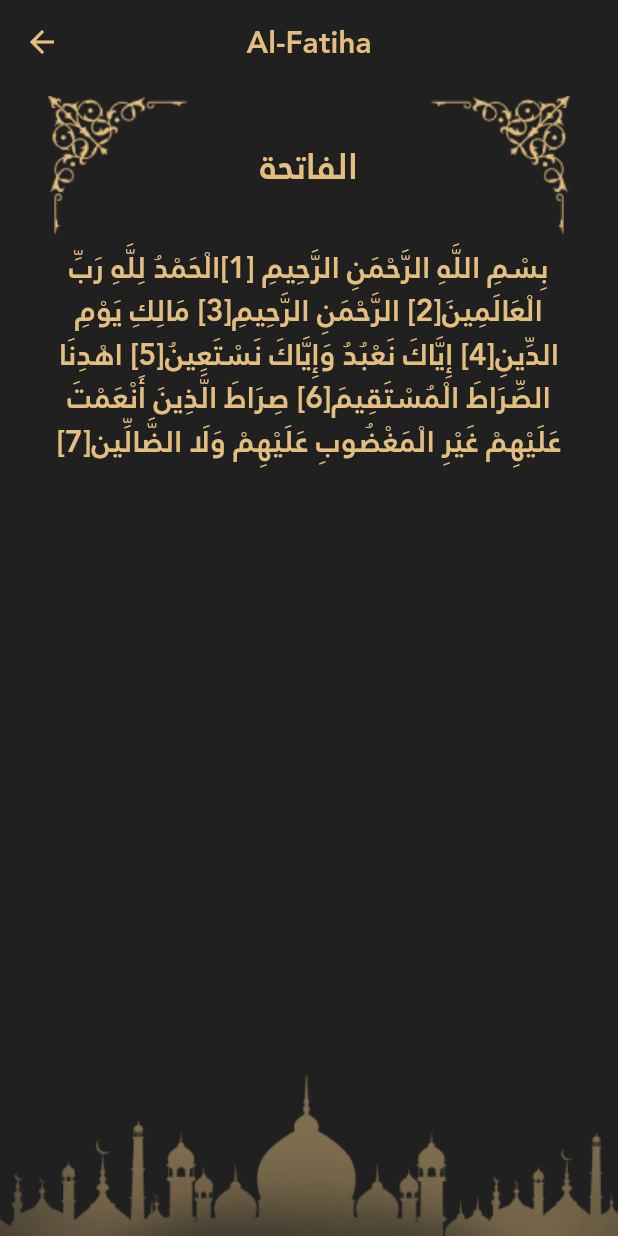
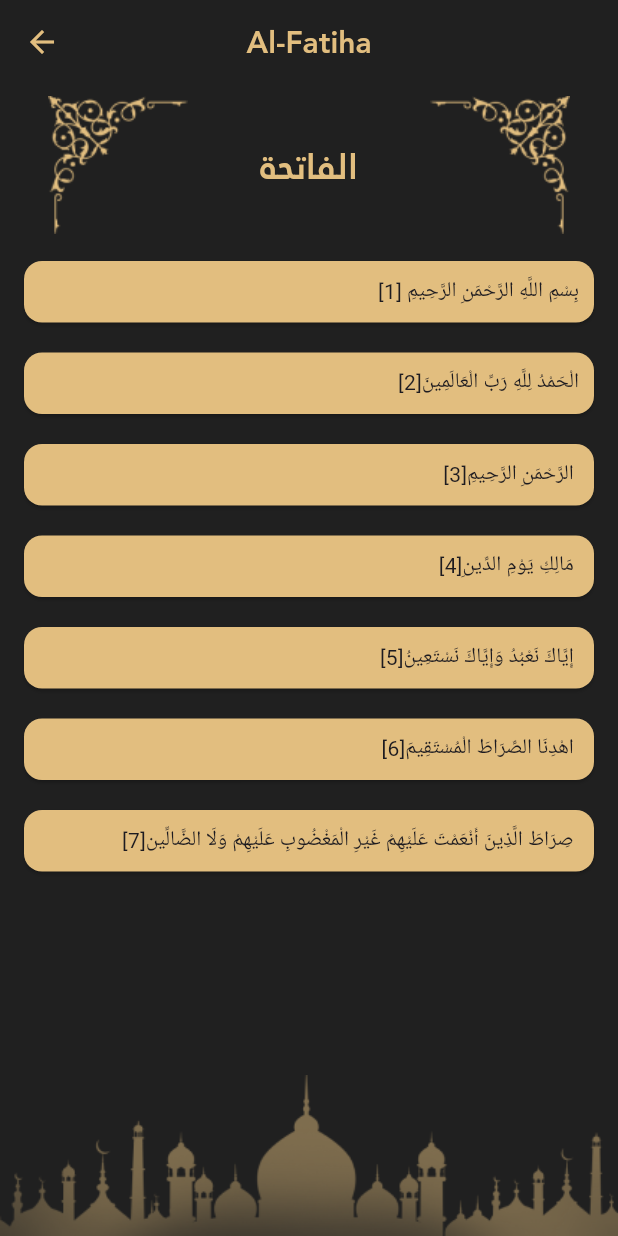
Before and after one commit to ahmedmohamed41/islami_app, a Flutter app: the screen it shows after launch, after a tap on an icon or button, on a phone screen of 412 x 824 dp. Run offline on Flutter 3.47's test engine with Material 3 defaults, Android fonts, the phone set to English and light mode, and no system bars.

Commit message:
create customversesDetail and add text To Card

```diff
--- a/lib/features/main_layout/quran/soura_details_screen.dart
+++ b/lib/features/main_layout/quran/soura_details_screen.dart
@@ -3,6 +3,7 @@ import 'package:flutter/services.dart';
 import 'package:islami_app/core/resources/assets_manager.dart';
 import 'package:islami_app/core/resources/colors_manager.dart';
 import 'package:islami_app/models/sura_model.dart';
+import 'package:islami_app/widgets/custom_verses_details.dart';
 
 class SouraDetailsScreen extends StatefulWidget {
   const SouraDetailsScreen({super.key});
@@ -13,7 +14,7 @@ class SouraDetailsScreen extends StatefulWidget {
 
 class _SouraDetailsScreenState extends State<SouraDetailsScreen> {
   late SuraModel sura;
-  String suraContent = '';
+  List<String> suraLines = [];
   @override
   void didChangeDependencies() {
     // TODO: implement didChangeDependencies
@@ -23,17 +24,19 @@ class _SouraDetailsScreenState extends State<SouraDetailsScreen> {
 
   @override
   Widget build(BuildContext context) {
-    if (suraContent.isEmpty) loadSuraContent(sura.suraNumber);
+    if (suraLines.isEmpty) loadSuraContent(sura.suraNumber);
 
     return Scaffold(
       backgroundColor: ColorsManager.black,
       appBar: AppBar(
-
         backgroundColor: ColorsManager.black,
         foregroundColor: ColorsManager.gold,
         title: Text(
           sura.suraNameEn,
-          style: TextStyle(fontFamily:FontsFamilyManager.fontFamilyJannaLT, fontSize: 20),
+          style: TextStyle(
+            fontFamily: FontsFamilyManager.fontFamilyJannaLT,
+            fontSize: 20,
+          ),
         ),
         centerTitle: true,
       ),
@@ -48,7 +51,7 @@ class _SouraDetailsScreenState extends State<SouraDetailsScreen> {
                 Text(
                   sura.suraNameAr,
                   style: TextStyle(
-                    fontFamily:FontsFamilyManager.fontFamilyJannaLT,
+                    fontFamily: FontsFamilyManager.fontFamilyJannaLT,
                     fontSize: 24,
                     color: ColorsManager.gold,
                   ),
@@ -58,24 +61,13 @@ class _SouraDetailsScreenState extends State<SouraDetailsScreen> {
             ),
           ),
           Expanded(
-            child: suraContent.isEmpty
+            child: suraLines.isEmpty
                 ? Center(
                     child: CircularProgressIndicator(color: ColorsManager.gold),
                   )
-                : SingleChildScrollView(
-                    child: Padding(
-                      padding: const EdgeInsets.symmetric(horizontal: 20),
-                      child: Text(
-                        textAlign: TextAlign.center,
-                        textDirection: TextDirection.rtl,
-                        suraContent,
-                        style: TextStyle(
-                          color: ColorsManager.gold,
-                          fontFamily: FontsFamilyManager.fontFamilyJannaLT,
-                          fontSize: 20,
-                        ),
-                      ),
-                    ),
+                : ListView.builder(
+                    itemBuilder: (context, index) => CustomVersesOfDetails(verse: suraLines[index],number: ++index,),
+                    itemCount: suraLines.length,
                   ),
           ),
           Image.asset(AssetsManager.imgBottomDecoration),
@@ -87,11 +79,10 @@ class _SouraDetailsScreenState extends State<SouraDetailsScreen> {
   void loadSuraContent(String suraIndex) async {
     String filePath = 'assets/files/suras/$suraIndex.txt';
     String fileContent = await rootBundle.loadString(filePath);
-    List<String> suraLines = fileContent.trim().split("\n");
-    for (var i = 0; i < suraLines.length; i++) {
-      suraLines[i] += '[${i + 1}]';
-    }
-    suraContent = suraLines.join();
+    suraLines = fileContent.trim().split("\n");
+    // for (var i = 0; i < suraLines.length; i++) {
+    //   suraLines[i] += '[${i + 1}]';
+    // }
     await Future.delayed(Duration(seconds: 1));
     setState(() {});
   }
--- /dev/null
+++ b/lib/widgets/custom_verses_details.dart
@@ -0,0 +1,21 @@
+import 'package:flutter/material.dart';
+import 'package:islami_app/core/resources/colors_manager.dart';
+
+class CustomVersesOfDetails extends StatelessWidget {
+  const CustomVersesOfDetails({super.key, required this.verse,required this.number});
+  final String verse;
+  final int number;
+  @override
+  Widget build(BuildContext context) {
+    return Card(
+      margin: EdgeInsets.symmetric(horizontal: 16, vertical: 10),
+      color: ColorsManager.gold,
+      child: Padding(
+        padding: const EdgeInsets.symmetric(horizontal: 10, vertical: 10),
+        child: Text(
+          textDirection: TextDirection.rtl,
+          textAlign: TextAlign.right, '$verse[$number]'),
+      ),
+    );
+  }
+}
```
